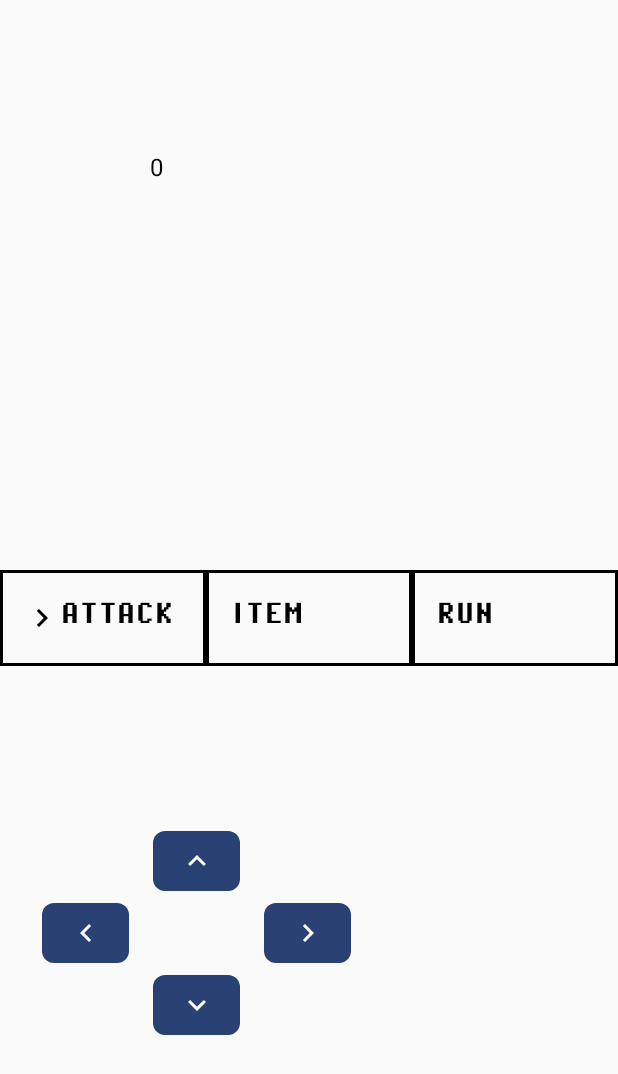
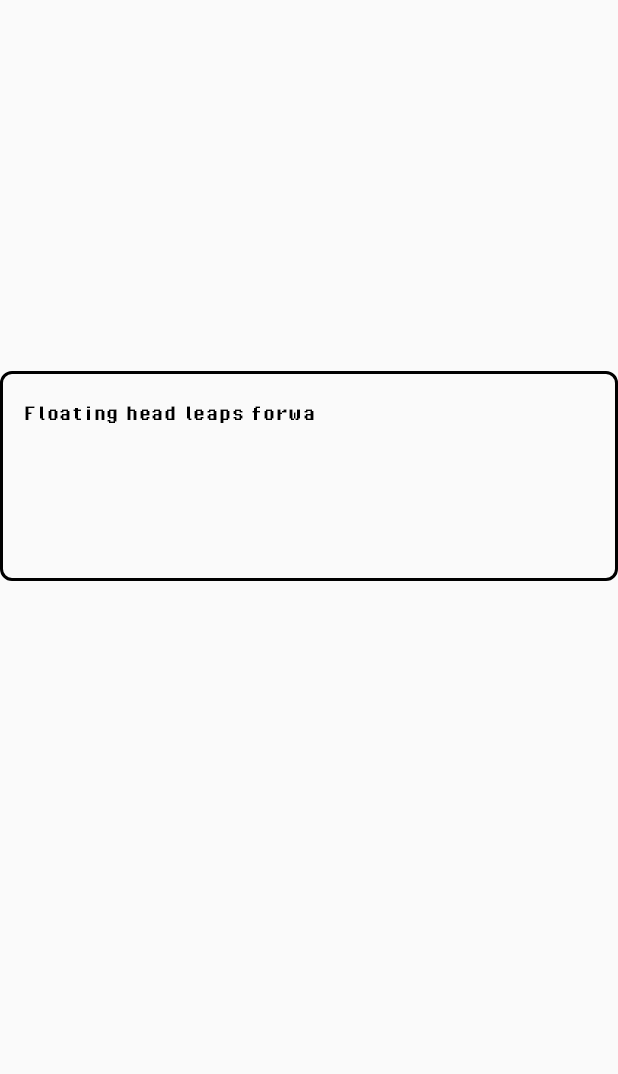
Before and after one commit to thomas-flower1/GameGame, an Android app built with Jetpack Compose: the first screen one second after launch (MainActivity), on a phone screen of 412 x 824 dp. Shown: the top 1074 px of the screen. Run offline under Robolectric (Android 15) with nearby library versions, the phone set to English and light mode, and no system bars.

Commit message:
feat: Add player dialgoue

```diff
--- /dev/null
+++ b/app/src/main/assets/enemy.txt
@@ -0,0 +1,3 @@
+Floating head casts a spell on you!
+Floating head leaps forward!
+Floating head is charging an attack...
--- /dev/null
+++ b/app/src/main/java/com/example/project/Dialogue.kt
@@ -0,0 +1,77 @@
+package com.example.project
+
+import androidx.compose.foundation.border
+import androidx.compose.foundation.layout.Box
+import androidx.compose.foundation.layout.fillMaxSize
+import androidx.compose.foundation.layout.fillMaxWidth
+import androidx.compose.foundation.layout.height
+import androidx.compose.foundation.layout.padding
+import androidx.compose.foundation.shape.RoundedCornerShape
+import androidx.compose.material3.Text
+import androidx.compose.runtime.Composable
+import androidx.compose.runtime.LaunchedEffect
+import androidx.compose.runtime.getValue
+import androidx.compose.runtime.mutableStateOf
+import androidx.compose.runtime.remember
+import androidx.compose.runtime.setValue
+import androidx.compose.ui.Modifier
+import androidx.compose.ui.graphics.Color
+import androidx.compose.ui.platform.LocalConfiguration
+import androidx.compose.ui.unit.dp
+import kotlinx.coroutines.delay
+import com.example.project.GameManager
+import com.example.project.ui.theme.pixelOperator
+import java.io.File
+import kotlin.random.Random
+import android.content.Context
+
+
+
+@Composable
+fun dialogue(gameManager: GameManager, text: String, delay_duration: Long){
+
+    var currentString by remember {mutableStateOf("")}
+    val verticalPadding = gameManager.screenHeight * 0.3f // have it so that the text prints 30% down from the top
+
+    // This starts a new coroutine that runs in the background
+    LaunchedEffect(text) {
+        for((index, char) in text.withIndex()) {
+            currentString = currentString + char
+            delay(delay_duration)
+        }
+    }
+
+    // Drawing the text to the screen
+    Box(
+        modifier = Modifier.fillMaxSize(),
+    ) {
+        Box(
+            modifier = Modifier
+                .fillMaxWidth()
+                .padding(top = verticalPadding) // this is not included in the border now
+                .border(2.dp, Color.Black, RoundedCornerShape(8.dp))
+                .padding(16.dp)
+                .padding(bottom = gameManager.screenHeight * 0.1f)
+                .height(25.dp) // makes sure the border does not grow relative to the text growing
+
+        ) {
+            Text(
+                fontFamily = pixelOperator,
+                text=currentString
+            )
+        }
+    }
+}
+
+fun read_random(context: Context, filename: String) : String {
+    // Function that takes in a file, reads a random line and returns it
+    // This is to randomly select enemy in kotlin
+
+    val lines: List<String> = context.assets.open(filename)
+        .bufferedReader()
+        .use { it.readLines() }
+
+    val random_index = Random.nextInt(lines.size)
+    return lines[random_index]
+
+}
--- /dev/null
+++ b/app/src/main/java/com/example/project/GameManager.kt
@@ -0,0 +1,20 @@
+package com.example.project
+
+import android.content.res.Configuration
+import androidx.compose.ui.platform.LocalConfiguration
+import androidx.compose.ui.unit.Dp
+import androidx.compose.ui.unit.dp
+
+data class GameManager(var state: GameState, var configuration: Configuration) {
+    // instance variables
+    val screenHeight: Dp
+    val screenWidth: Dp
+
+
+    init {
+        // Get the width and the height
+        screenHeight = configuration.screenHeightDp.dp
+        screenWidth = configuration.screenWidthDp.dp
+
+    }
+}
--- a/app/src/main/java/com/example/project/MainActivity.kt
+++ b/app/src/main/java/com/example/project/MainActivity.kt
@@ -51,6 +51,10 @@ import androidx.compose.ui.unit.dp
 import androidx.compose.ui.unit.sp
 import com.example.project.ui.theme.ProjectTheme
 import com.example.project.ui.theme.pixelOperator
+import kotlinx.coroutines.delay
+import androidx.compose.runtime.LaunchedEffect
+import androidx.compose.ui.platform.LocalConfiguration
+import androidx.compose.ui.platform.LocalContext
 
 
 // GLOBAL SCOPE
@@ -73,13 +77,55 @@ class MainActivity : ComponentActivity() {
         enableEdgeToEdge()
         setContent {
             ProjectTheme {
-                Dpad()
-                Hotbar()
+                Game()
 
             }
         }
     }
 }
+
+// The main function keeping track of the game state and the current screen
+@Composable
+fun Game() {
+
+
+    // INIT
+    val configuration = LocalConfiguration.current
+    val gameManager: GameManager = GameManager(GameState.PREPARE, configuration)
+    val DIALOGUE_DELAY = 85L
+    val context = LocalContext.current
+
+
+    var dialogue_visible by remember { mutableStateOf(true) }
+
+
+
+
+
+    // DIALOGUE
+    if(dialogue_visible) {
+        // reading the text
+        var current_dialogue = read_random(context, "enemy.txt")
+        println(current_dialogue)
+
+        // calc how long the text is visible on the screen
+        LaunchedEffect(current_dialogue) {
+            delay(DIALOGUE_DELAY * current_dialogue.length + 1000L)
+            dialogue_visible = false
+        }
+
+
+        // printing the text character by character
+        dialogue(gameManager, current_dialogue, DIALOGUE_DELAY)
+
+    }
+
+
+
+
+}
+
+
 
 @Composable
 fun Hotbar() {
@@ -357,10 +403,13 @@ fun Action(action: String, visible: Boolean) {
 
 }
 
+
+
+
 @Preview(showBackground = true)
 @Composable
 fun GreetingPreview() {
     ProjectTheme {
-     Dpad()
+
     }
 }
```
